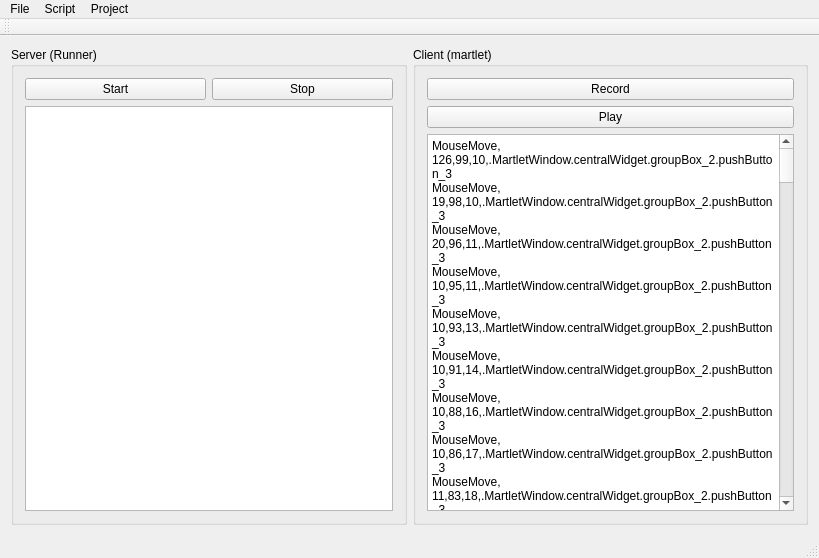
This is martlet/MartletWindow.ui in sashao/martlet as Qt 5 draws it before an edit. The edited form follows.
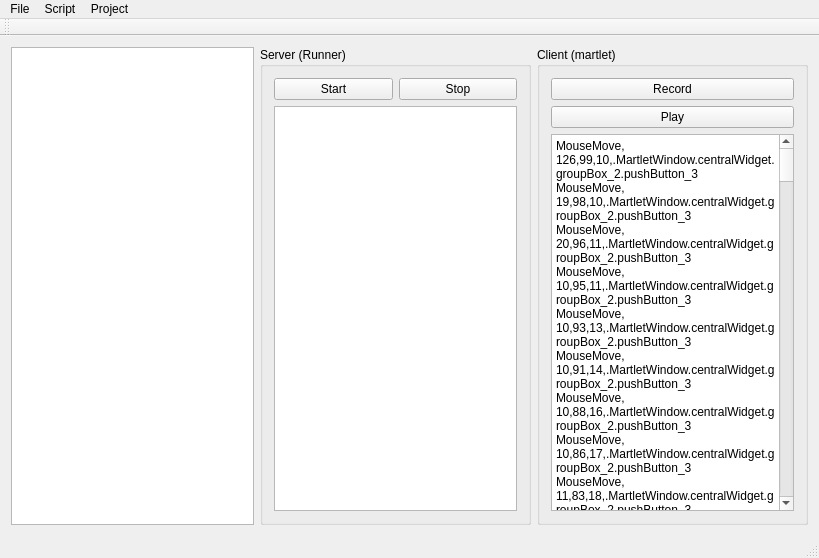
This is the edited form.

Commit message: Added project tree and model to main window.

```diff
--- a/martlet/MartletWindow.ui
+++ b/martlet/MartletWindow.ui
@@ -15,6 +15,9 @@
   </property>
   <widget class="QWidget" name="centralWidget">
    <layout class="QHBoxLayout" name="horizontalLayout">
+    <item>
+     <widget class="QTreeView" name="treeView"/>
+    </item>
     <item>
      <widget class="QGroupBox" name="groupBox">
       <property name="title">
```
The commit also changes 3 other files.
